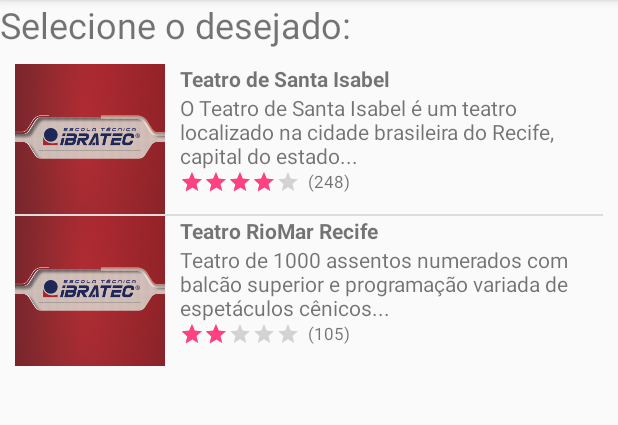
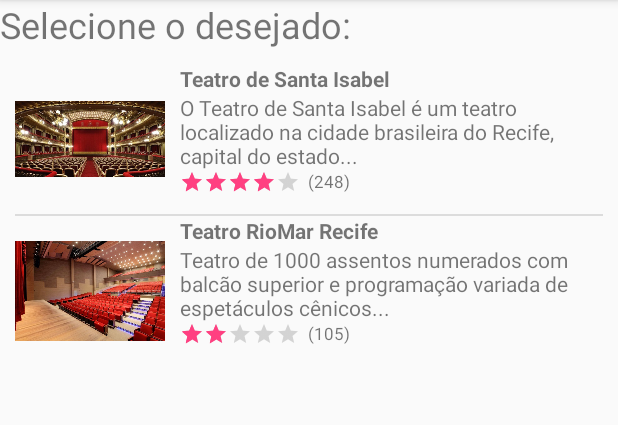
Before and after one commit to joaopaulojpos/Jaime, an Android app: the screen it shows after launch (SelecionarLocalActivity), after a tap on "TEATRO", on a phone screen of 412 x 824 dp, the part 84-509 px from its top. Run offline under Robolectric (Android 15) with nearby library versions, the phone set to English and light mode, and no system bars.

Commit message:
Na Tela de Informação do Estabelecimento agora a imagem vem da tela anterior. na tela "Categoria de Estabelecimentos" quando apertava qualquer botão jogava pros teatros, ajeitei.

```diff
--- a/app/src/main/java/com/jaime/jaime/activity/CategoriaEstabelecimentosActivity.java
+++ b/app/src/main/java/com/jaime/jaime/activity/CategoriaEstabelecimentosActivity.java
@@ -32,25 +32,19 @@ public class CategoriaEstabelecimentosActivity extends AppCompatActivity impleme
 
     @Override
     public void onClick(View v) {
+        intent = new Intent(CategoriaEstabelecimentosActivity.this, SelecionarLocalActivity.class);
         switch (v.getId()) {
             case R.id.btnRestaurante:
-                Intent intentRestaurante = new Intent(CategoriaEstabelecimentosActivity.this, SelecionarLocalActivity.class);
-                intentRestaurante.putExtra("Categoria", "Restaurante");
-                startActivity(intentRestaurante);
+                intent.putExtra("Categoria", "Restaurante");
                 break;
-
             case R.id.btnBar:
-                Intent intentBar = new Intent(CategoriaEstabelecimentosActivity.this, SelecionarLocalActivity.class);
-                intentBar.putExtra("Categoria", "Bar");
-                startActivity(intentBar);
+                intent.putExtra("Categoria", "Bar");
                 break;
-
             case R.id.btnTeatro:
-                Intent intentTeatro = new Intent(CategoriaEstabelecimentosActivity.this, SelecionarLocalActivity.class);
-                intentTeatro.putExtra("Categoria", "Teatro");
-                startActivity(intentTeatro);
+                intent.putExtra("Categoria", "Teatro");
                 break;
         }
+        startActivity(intent);
     }
 
     public void pegarReferencias() {
--- a/app/src/main/java/com/jaime/jaime/activity/EstabelecimentoInfoActivity.java
+++ b/app/src/main/java/com/jaime/jaime/activity/EstabelecimentoInfoActivity.java
@@ -1,6 +1,9 @@
 package com.jaime.jaime.activity;
 
+import android.content.Context;
 import android.content.Intent;
+import android.content.res.Resources;
+import android.content.res.TypedArray;
 import android.support.v7.app.AppCompatActivity;
 import android.os.Bundle;
 import android.widget.CheckBox;
@@ -46,7 +49,12 @@ public class EstabelecimentoInfoActivity extends AppCompatActivity {
         tvHorario.setText(estabelecimento.horarioAbre + " até " + estabelecimento.horarioFecha);
         tvSite.setText(estabelecimento.site);
         tvTelefone.setText(estabelecimento.telefone);
-//        imagem = estabelecimento.imagem;
+
+        //Imagem
+        Resources res = this.getResources();
+        TypedArray imagens = res.obtainTypedArray(R.array.imagens);
+        imagem.setImageDrawable(imagens.getDrawable(estabelecimento.imagem));
+
         ratingBarAvalie.setEnabled(true);
     }
 
--- a/app/src/main/java/com/jaime/jaime/activity/SelecionarLocalActivity.java
+++ b/app/src/main/java/com/jaime/jaime/activity/SelecionarLocalActivity.java
@@ -25,7 +25,7 @@ public class SelecionarLocalActivity extends AppCompatActivity {
     List<Estabelecimento> estabelecimentos;
     EstabelecimentoAdapter adapter;
     ListView listView;
-    private String Categoria;
+    private String categoria;
 
     //METODOS
 
@@ -38,7 +38,7 @@ public class SelecionarLocalActivity extends AppCompatActivity {
         pegarExtras();
 
         estabelecimentos = new ArrayList<Estabelecimento>();
-        estabelecimentos = alimentarEstabelecimentos();
+        estabelecimentos = alimentarEstabelecimentos(categoria);
         adapter = new EstabelecimentoAdapter(this, estabelecimentos);
 
         listView.setAdapter(adapter);
@@ -69,7 +69,7 @@ public class SelecionarLocalActivity extends AppCompatActivity {
 
     private void pegarExtras() {
         extrasPaginaAnterior = getIntent().getExtras();
-        Categoria = extrasPaginaAnterior.getString("Categoria");
+        categoria = extrasPaginaAnterior.getString("Categoria");
 
     }
 
@@ -78,12 +78,12 @@ public class SelecionarLocalActivity extends AppCompatActivity {
      *
      * @return Uma Lista com todos estabelecimentos
      */
-    private List<Estabelecimento> alimentarEstabelecimentos() {
+    private List<Estabelecimento> alimentarEstabelecimentos(String categoria) {
         AlimentarCampos alimentarCampos = new AlimentarCampos();
 
         List<Estabelecimento> lisst = new ArrayList<Estabelecimento>();
 
-        lisst.addAll(alimentarCampos.pegarListaEstabelecimentosAlimentada());
+        lisst.addAll(alimentarCampos.pegarListaEstabelecimentosAlimentada(categoria));
 
         return lisst;
     }
--- a/app/src/main/java/com/jaime/jaime/util/AlimentarCampos.java
+++ b/app/src/main/java/com/jaime/jaime/util/AlimentarCampos.java
@@ -14,14 +14,53 @@ import java.util.List;
 public class AlimentarCampos {
 
     TextoUtil textoUtil;
+    List<Estabelecimento> estabelecimentos;
 
-    public AlimentarCampos(){
+    public AlimentarCampos() {
         textoUtil = new TextoUtil();
     }
 
-    public List<Estabelecimento> pegarListaEstabelecimentosAlimentada() {
-        List<Estabelecimento> estabelecimentos = new ArrayList<Estabelecimento>();
+    public List<Estabelecimento> pegarListaEstabelecimentosAlimentada(String categoria) {
+        estabelecimentos = new ArrayList<Estabelecimento>();
+        switch (categoria.toLowerCase()) {
+            case "teatro":
+                alimentarTeatros();
+                break;
+            case "restaurante":
 
+                break;
+            case "hotel":
+
+                break;
+            case "igreja":
+
+                break;
+            case "praia":
+
+                break;
+            case "estacaodemetro":
+
+                break;
+            case "pontodeonibus":
+
+                break;
+            case "academia":
+
+                break;
+            case "padaria":
+
+                break;
+            case "supermercado":
+
+                break;
+            case "shopping":
+
+                break;
+        }
+        return estabelecimentos;
+    }
+
+    private void alimentarTeatros() {
         Estabelecimento e1 = new Estabelecimento();
         e1.nome = "Teatro de Santa Isabel";
         String wikipediaTexto = "O Teatro de Santa Isabel é um teatro localizado na cidade brasileira do Recife, capital do estado de Pernambuco. É um raro exemplo de genuína arquitetura neoclássica da primeira metade do século XIX brasileiro.";
@@ -32,7 +71,7 @@ public class AlimentarCampos {
         e1.telefone = "(81) 3355-3323";
         e1.site = "www.teatrosantaisabel.com.br";
         e1.tipoEstabelecimento = EstabelecimentosEnum.TEATRO.toString();
-        e1.imagem = 0;
+        e1.imagem = 1;
         e1.nota = 4;
         e1.totalVotos = 248;
 
@@ -46,13 +85,11 @@ public class AlimentarCampos {
         e2.telefone = "4003-1212";
         e1.site = "www.teatroriomarrecife.com.br";
         e2.tipoEstabelecimento = EstabelecimentosEnum.TEATRO.toString();
-        e2.imagem = 0;
+        e2.imagem = 2;
         e2.nota = 2;
         e2.totalVotos = 105;
 
         estabelecimentos.add(e1);
         estabelecimentos.add(e2);
-
-        return estabelecimentos;
     }
 }
--- a/app/src/main/res/layout/activity_estabelecimento_info.xml
+++ b/app/src/main/res/layout/activity_estabelecimento_info.xml
@@ -27,7 +27,7 @@
             android:layout_height="200dp"
             android:layout_below="@id/tvTitulo1"
             android:layout_marginTop="10dp"
-            android:src="@drawable/imagem_teste" />
+            android:src="@null" />
     </RelativeLayout>
 
 
--- a/app/src/main/res/values/arrays.xml
+++ b/app/src/main/res/values/arrays.xml
@@ -1,5 +1,7 @@
 <resources>
     <array name="imagens">
         <item>@drawable/imagem_teste</item>
+        <item>@drawable/teatro_santa_isabel</item>
+        <item>@drawable/teatro_rio_mar</item>
     </array>
 </resources>
```
Also changed, not shown: app/src/main/res/drawable/teatro_rio_mar.jpg (added), app/src/main/res/drawable/teatro_santa_isabel.jpg (added).
